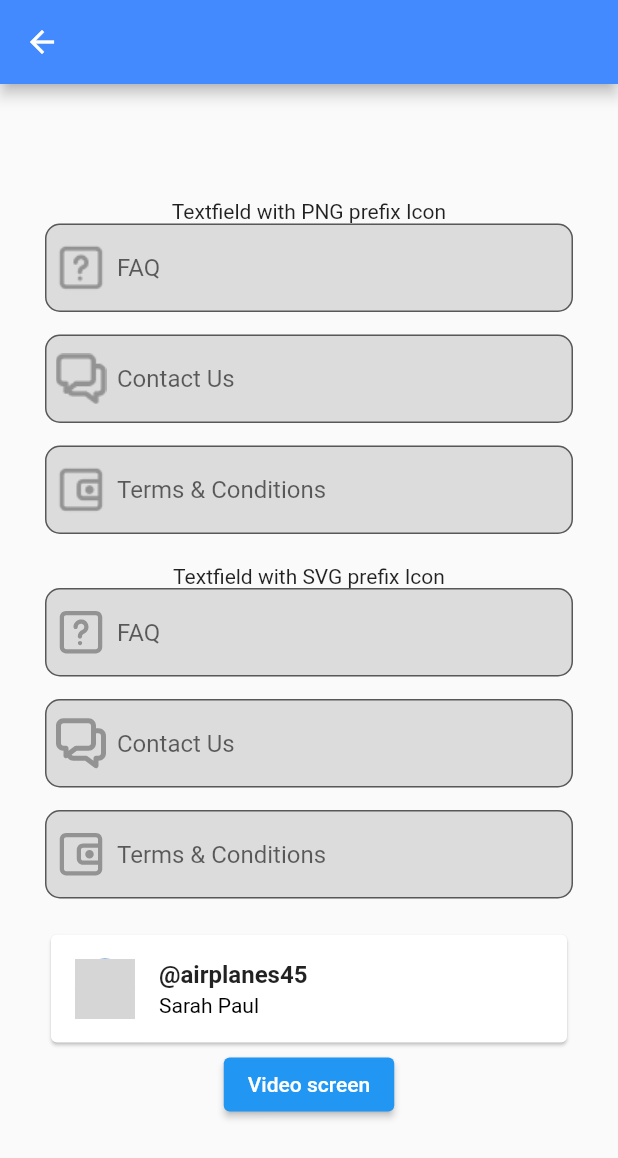
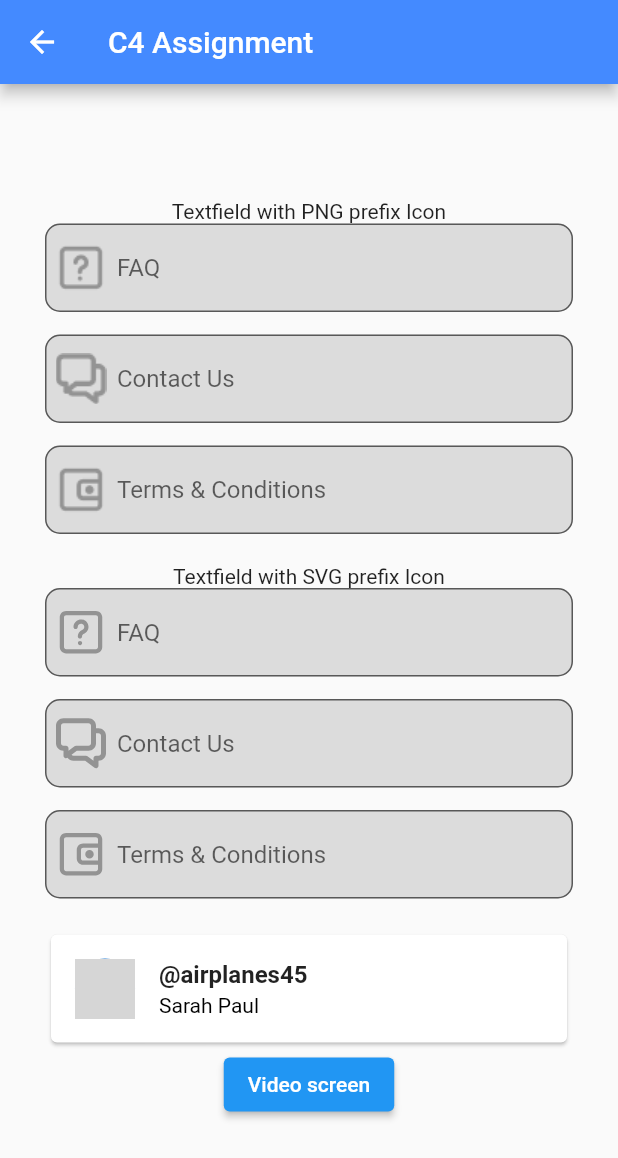
Before and after one commit to wadeowenwatt/flutter_training, a Flutter app: the screen it shows after launch, after a tap on "C4 Assignment", on a phone screen of 412 x 824 dp. Shown: the top 1158 px of the screen. Run offline on Flutter 3.47's test engine with Material 2 defaults, Android fonts, the phone set to English and light mode, and no system bars; our stand-ins replace flutter_svg, video_player, youtube_player_flutter; network calls fail; grey boxes are pictures that could not be loaded.

```diff
--- a/lib/ui/c4_assets_practice/c4_home_page.dart
+++ b/lib/ui/c4_assets_practice/c4_home_page.dart
@@ -1,4 +1,3 @@
-
 import 'package:flutter/material.dart';
 import 'package:flutter_svg/svg.dart';
 import 'package:flutter_training/ui/c4_assets_practice/c4_video_page.dart';
@@ -10,6 +9,10 @@ class C4HomePage extends StatelessWidget {
   Widget build(BuildContext context) {
     return Scaffold(
       appBar: AppBar(
+        title: const Hero(
+          tag: "testHero",
+          child: Text("C4 Assignment"),
+        ),
         backgroundColor: Colors.blueAccent,
         shadowColor: Colors.black,
       ),
--- a/lib/ui/main_home/main_home_page.dart
+++ b/lib/ui/main_home/main_home_page.dart
@@ -22,7 +22,9 @@ class MainHomePage extends StatelessWidget {
             ),
             child: const Text("C3 Assignment"),
           ),
-              const SizedBox(height: 20,),
+          const SizedBox(
+            height: 20,
+          ),
           ElevatedButton(
             onPressed: () => Navigator.push(
               context,
@@ -30,9 +32,14 @@ class MainHomePage extends StatelessWidget {
                 builder: (context) => const C4HomePage(),
               ),
             ),
-                child: const Text("C4 Assignment"),
+            child: const Hero(
+              tag: "testHero",
+              child: Text("C4 Assignment"),
             ),
-              const SizedBox(height: 20,),
+          ),
+          const SizedBox(
+            height: 20,
+          ),
           ElevatedButton(
             onPressed: () => Navigator.push(
               context,
--- a/pubspec.yaml
+++ b/pubspec.yaml
@@ -43,6 +43,11 @@ dependencies:
 
   # Youtube player
   youtube_player_flutter:
+
+  # Provider
+  provider: ^6.0.3
+
+
 
 dev_dependencies:
   flutter_test:
```
Also changed, not shown: pubspec.lock. Lines whose indentation alone changed are shown as unchanged.
